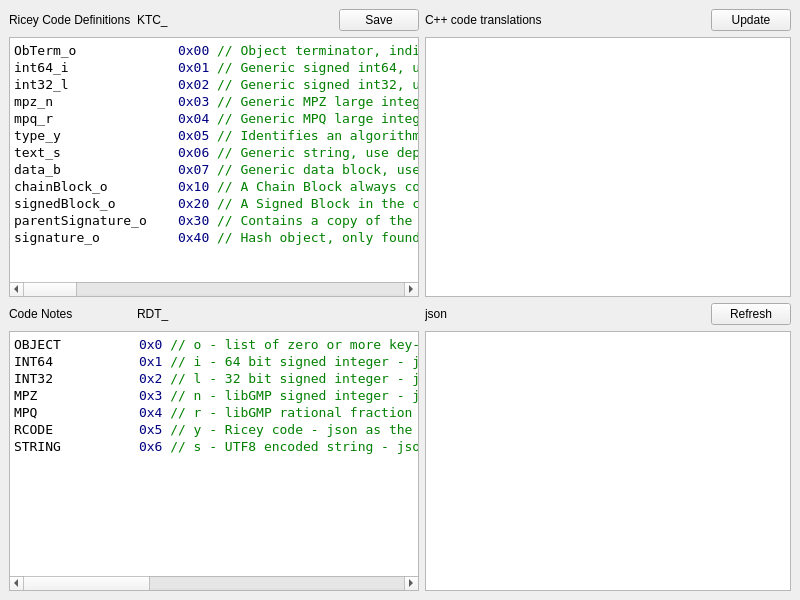
Before: the Qt Designer form apps/CodeForm2021/mainwindow.ui in assignonward/aosuite, drawn with Qt 5.
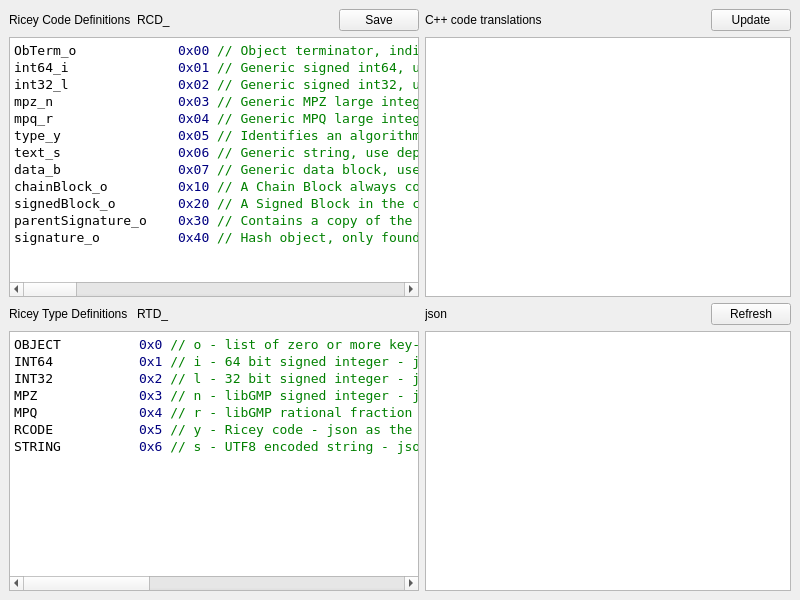
After: the same form once the commit is applied. Icons and pictures are not drawn.

Commit message: more serialization and some notes.

Diff of the .ui file:
```diff
--- a/apps/CodeForm2021/mainwindow.ui
+++ b/apps/CodeForm2021/mainwindow.ui
@@ -39,7 +39,7 @@
     <item row="2" column="0">
      <widget class="QLabel" name="label_3">
       <property name="text">
-       <string>Code Notes</string>
+       <string>Ricey Type Definitions</string>
       </property>
      </widget>
     </item>
@@ -95,7 +95,7 @@
     <item row="0" column="1">
      <widget class="QLabel" name="riceyPrefix">
       <property name="text">
-       <string>KTC_</string>
+       <string>RCD_</string>
       </property>
      </widget>
     </item>
@@ -189,7 +189,7 @@
     <item row="2" column="1">
      <widget class="QLabel" name="notesPrefix">
       <property name="text">
-       <string>RDT_</string>
+       <string>RTD_</string>
       </property>
      </widget>
     </item>
```
Left out of the diff: 9 changed lines with no effect on the pictures. The commit also changes 4 other files.
